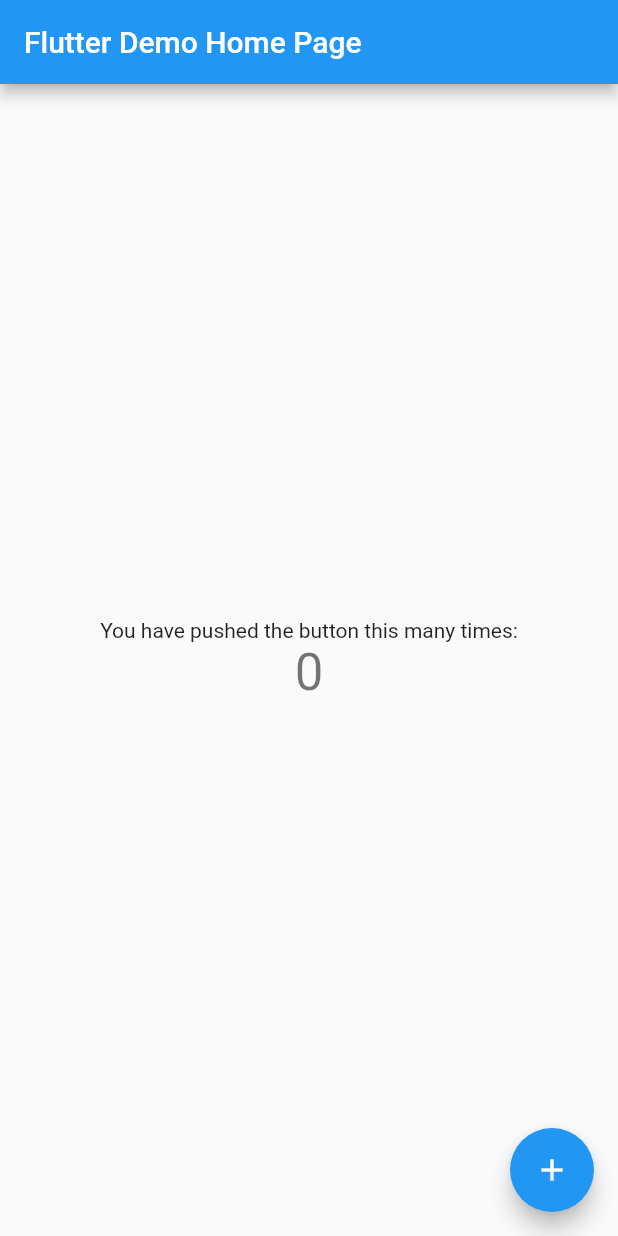
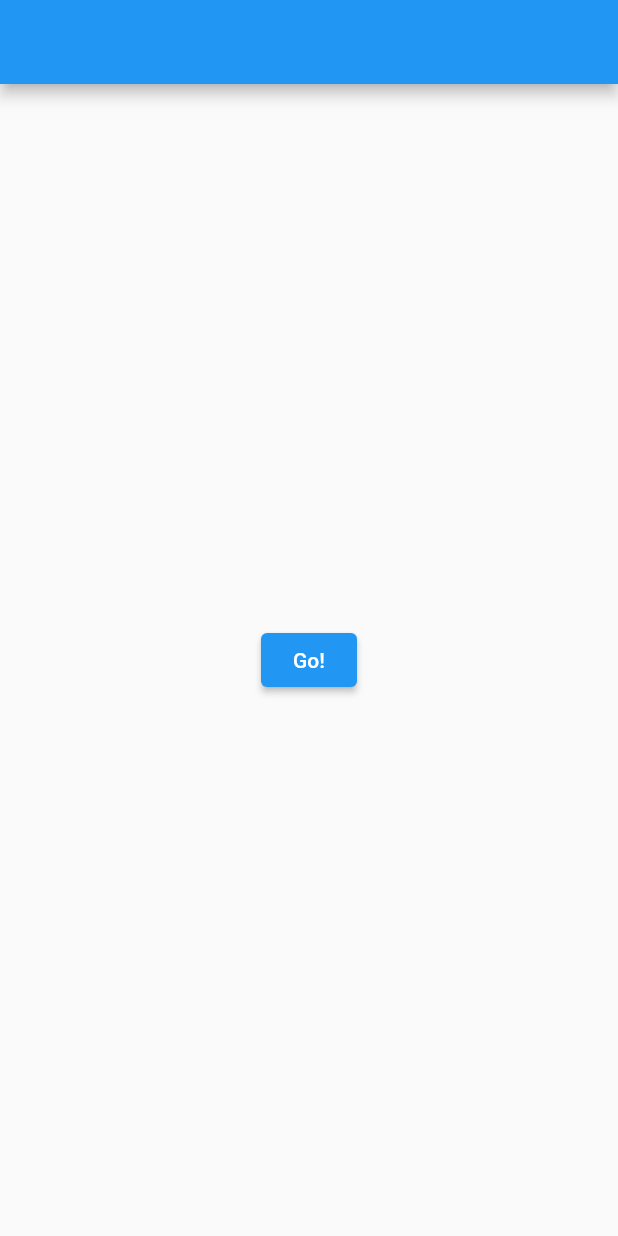
Before and after one commit to Delightfully-Nerdy/page-route-transition-flutter, a Flutter app: the screen it shows after launch, on a phone screen of 412 x 824 dp. Run offline on Flutter 3.47's test engine with Material 2 defaults, Android fonts, the phone set to English and light mode, and no system bars.

Commit message:
final commit

```diff
--- a/lib/main.dart
+++ b/lib/main.dart
@@ -1,113 +1,55 @@
 import 'package:flutter/material.dart';
 
-void main() {
-  runApp(MyApp());
+main() {
+  runApp(MaterialApp(
+    home: Page1(),
+  ));
 }
 
-class MyApp extends StatelessWidget {
-  // This widget is the root of your application.
-  @override
+class Page1 extends StatelessWidget {
   Widget build(BuildContext context) {
-    return MaterialApp(
-      title: 'Flutter Demo',
-      theme: ThemeData(
-        // This is the theme of your application.
-        //
-        // Try running your application with "flutter run". You'll see the
-        // application has a blue toolbar. Then, without quitting the app, try
-        // changing the primarySwatch below to Colors.green and then invoke
-        // "hot reload" (press "r" in the console where you ran "flutter run",
-        // or simply save your changes to "hot reload" in a Flutter IDE).
-        // Notice that the counter didn't reset back to zero; the application
-        // is not restarted.
-        primarySwatch: Colors.blue,
+    return Scaffold(
+      appBar: AppBar(),
+      body: Center(
+        child: ElevatedButton(
+          child: Text('Go!'),
+          onPressed: () {
+            Navigator.of(context).push(_createRoute());
+          },
+        ),
       ),
-      home: MyHomePage(title: 'Flutter Demo Home Page'),
     );
   }
 }
 
-class MyHomePage extends StatefulWidget {
-  MyHomePage({Key key, this.title}) : super(key: key);
+Route _createRoute() {
+  return PageRouteBuilder(
+      pageBuilder: (context, animation, secondaryAnimation) => Page2(),
+      transitionsBuilder: (context, animation, secondaryAnimation, child) {
+        var begin = Offset(0.0, 1.0);
+        var end = Offset.zero;
+        var curve = Curves.ease;
 
-  // This widget is the home page of your application. It is stateful, meaning
-  // that it has a State object (defined below) that contains fields that affect
-  // how it looks.
+        var tween = Tween(begin: begin, end: end);
+        var curvedAnimation = CurvedAnimation(
+          parent: animation,
+          curve: curve,
+        );
 
-  // This class is the configuration for the state. It holds the values (in this
-  // case the title) provided by the parent (in this case the App widget) and
-  // used by the build method of the State. Fields in a Widget subclass are
-  // always marked "final".
-
-  final String title;
-
-  @override
-  _MyHomePageState createState() => _MyHomePageState();
+        return SlideTransition(
+          position: tween.animate(curvedAnimation),
+          child: child,
+        );
+      });
 }
 
-class _MyHomePageState extends State<MyHomePage> {
-  int _counter = 0;
-
-  void _incrementCounter() {
-    setState(() {
-      // This call to setState tells the Flutter framework that something has
-      // changed in this State, which causes it to rerun the build method below
-      // so that the display can reflect the updated values. If we changed
-      // _counter without calling setState(), then the build method would not be
-      // called again, and so nothing would appear to happen.
-      _counter++;
-    });
-  }
-
-  @override
+class Page2 extends StatelessWidget {
   Widget build(BuildContext context) {
-    // This method is rerun every time setState is called, for instance as done
-    // by the _incrementCounter method above.
-    //
-    // The Flutter framework has been optimized to make rerunning build methods
-    // fast, so that you can just rebuild anything that needs updating rather
-    // than having to individually change instances of widgets.
     return Scaffold(
-      appBar: AppBar(
-        // Here we take the value from the MyHomePage object that was created by
-        // the App.build method, and use it to set our appbar title.
-        title: Text(widget.title),
+      appBar: AppBar(),
+      body: Center(
+        child: Text('Page 2'),
       ),
-      body: Center(
-        // Center is a layout widget. It takes a single child and positions it
-        // in the middle of the parent.
-        child: Column(
-          // Column is also a layout widget. It takes a list of children and
-          // arranges them vertically. By default, it sizes itself to fit its
-          // children horizontally, and tries to be as tall as its parent.
-          //
-          // Invoke "debug painting" (press "p" in the console, choose the
-          // "Toggle Debug Paint" action from the Flutter Inspector in Android
-          // Studio, or the "Toggle Debug Paint" command in Visual Studio Code)
-          // to see the wireframe for each widget.
-          //
-          // Column has various properties to control how it sizes itself and
-          // how it positions its children. Here we use mainAxisAlignment to
-          // center the children vertically; the main axis here is the vertical
-          // axis because Columns are vertical (the cross axis would be
-          // horizontal).
-          mainAxisAlignment: MainAxisAlignment.center,
-          children: <Widget>[
-            Text(
-              'You have pushed the button this many times:',
-            ),
-            Text(
-              '$_counter',
-              style: Theme.of(context).textTheme.headline4,
-            ),
-          ],
-        ),
-      ),
-      floatingActionButton: FloatingActionButton(
-        onPressed: _incrementCounter,
-        tooltip: 'Increment',
-        child: Icon(Icons.add),
-      ), // This trailing comma makes auto-formatting nicer for build methods.
     );
   }
 }
```
